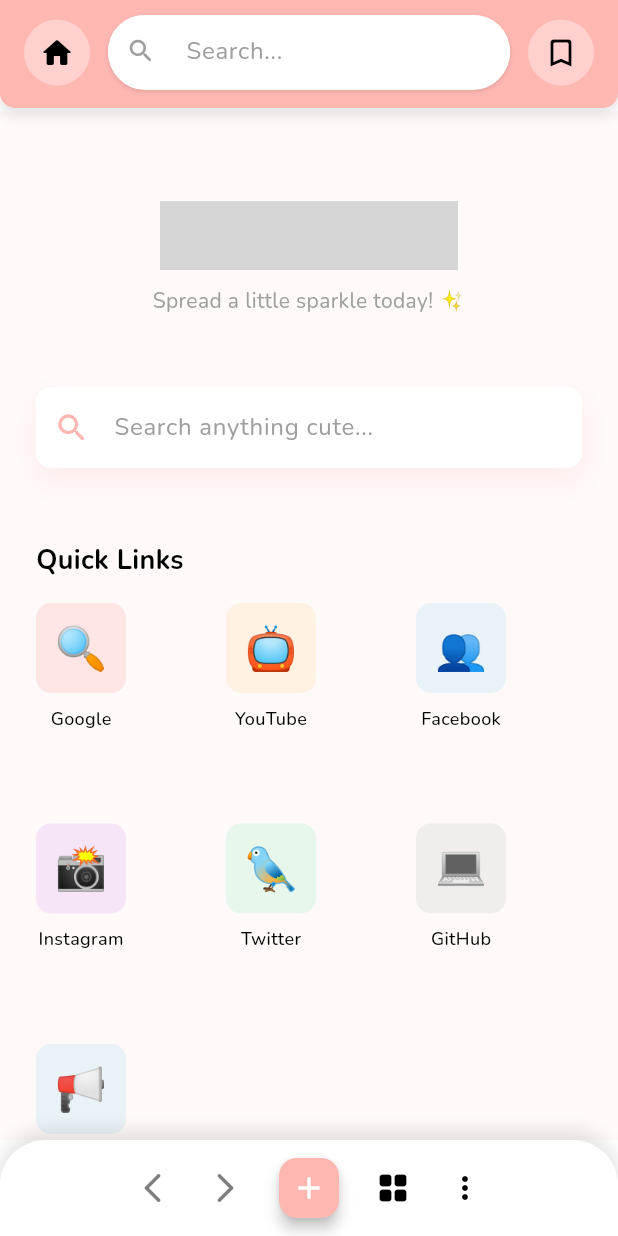
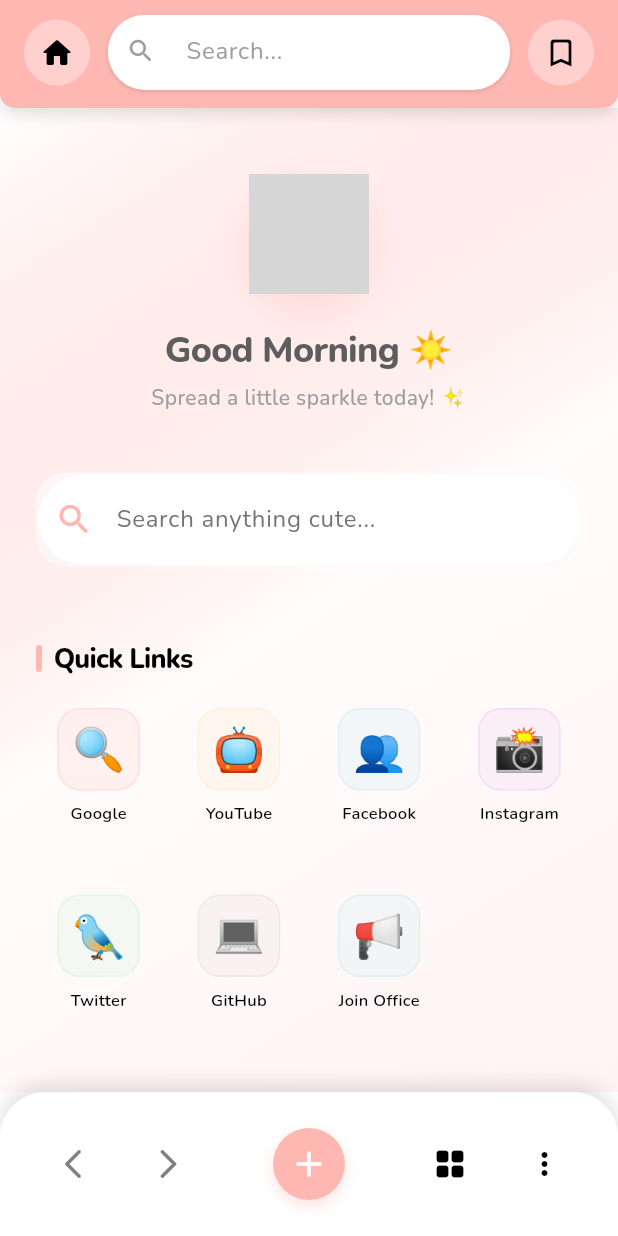
Before and after one commit to pozzra/Cute-Browser, a Flutter app: the screen it shows after launch, on a phone screen of 412 x 824 dp. Run offline on Flutter 3.47's test engine with Material 3 defaults, Android fonts, the phone set to English and light mode, and no system bars; our stand-ins replace dio, flutter_colorpicker, flutter_local_notifications, google_fonts, google_generative_ai, open_file and 6 more; missing offline and left inert: audio_session, flutter_background, webview_flutter_android; network calls fail; statements that could not run were skipped; grey boxes are pictures that could not be loaded.

```diff
--- a/lib/providers/browser_provider.dart
+++ b/lib/providers/browser_provider.dart
@@ -1,6 +1,7 @@
 import 'package:flutter/material.dart';
 import 'package:webview_flutter/webview_flutter.dart';
 import 'package:flutter/foundation.dart';
+import 'package:flutter/services.dart';
 import 'package:shared_preferences/shared_preferences.dart';
 import 'package:wakelock_plus/wakelock_plus.dart';
 import 'package:flutter_background/flutter_background.dart';
@@ -253,6 +254,16 @@ class BrowserTab {
       return "Title: $title\nURL: $currentUrl";
     }
   }
+
+  void dispose() {
+    try {
+      // Clear the underlying native webview to stop background play and free memory
+      controller.loadRequest(Uri.parse("about:blank"));
+      controller.clearCache();
+    } catch (e) {
+      debugPrint("Error disposing tab: $e");
+    }
+  }
 }
 
 class Bookmark {
@@ -311,6 +322,7 @@ class BrowserProvider extends ChangeNotifier with WidgetsBindingObserver {
   bool _isAppStarting = true;
   bool get isAppStarting => _isAppStarting;
 
+  final ValueNotifier<double> currentProgress = ValueNotifier(0);
   StreamSubscription<AudioInterruptionEvent>? _interruptionSubscription;
 
   List<BrowserTab> get tabs => _tabs;
@@ -344,6 +356,7 @@ class BrowserProvider extends ChangeNotifier with WidgetsBindingObserver {
     if (_isAppStarting && !isLoading) {
       _isAppStarting = false;
     }
+    currentProgress.value = _tabs.isEmpty ? 0 : currentTab.progress;
     _debounceSave();
     notifyListeners();
   }
@@ -427,6 +440,7 @@ class BrowserProvider extends ChangeNotifier with WidgetsBindingObserver {
   void closeTab(int index) {
     if (_tabs.length <= 1) return; // Don't close the last tab
 
+    _tabs[index].dispose();
     _tabs.removeAt(index);
 
     if (_currentIndex >= index) {
@@ -437,6 +451,9 @@ class BrowserProvider extends ChangeNotifier with WidgetsBindingObserver {
   }
 
   void closeAllTabs() {
+    for (var tab in _tabs) {
+      tab.dispose();
+    }
     _tabs.clear();
     // Always keep at least one tab
     _tabs.add(
@@ -704,6 +721,9 @@ class BrowserProvider extends ChangeNotifier with WidgetsBindingObserver {
       }
 
       // Swap list atomically to avoid empty state crashes
+      for (var tab in _tabs) {
+        tab.dispose();
+      }
       _tabs.clear();
       _tabs.addAll(newTabs);
       _currentIndex = savedIndex.clamp(0, _tabs.length - 1);
--- a/lib/screens/browser_home.dart
+++ b/lib/screens/browser_home.dart
@@ -87,13 +87,18 @@ class _BrowserHomeState extends State<BrowserHome> {
             ),
           Column(
             children: [
-              if (browserProvider.isLoading)
-                LinearProgressIndicator(
-                  value: browserProvider.progress,
-                  backgroundColor: Colors.transparent,
-                  color: browserProvider.themeColor,
-                  minHeight: 2,
-                ),
+              ValueListenableBuilder<double>(
+                valueListenable: browserProvider.currentProgress,
+                builder: (context, progress, child) {
+                  if (progress <= 0 || progress >= 1) return const SizedBox.shrink();
+                  return LinearProgressIndicator(
+                    value: progress,
+                    backgroundColor: Colors.white10,
+                    color: browserProvider.themeColor,
+                    minHeight: 2.5,
+                  );
+                },
+              ),
               Expanded(
                 child: ClipRRect(
                   borderRadius: const BorderRadius.only(
--- a/lib/widgets/bottom_controls.dart
+++ b/lib/widgets/bottom_controls.dart
@@ -1,4 +1,5 @@
 import 'package:flutter/material.dart';
+import 'package:flutter/services.dart';
 import 'package:provider/provider.dart';
 import '../providers/browser_provider.dart';
 import '../screens/tabs_screen.dart';
@@ -34,40 +35,39 @@ class BottomControls extends StatelessWidget {
             ),
           ],
         ),
-        child: FittedBox(
-          fit: BoxFit.scaleDown,
+        child: Padding(
+          padding: const EdgeInsets.symmetric(vertical: 4),
           child: Row(
-            mainAxisAlignment: MainAxisAlignment.spaceAround,
+            mainAxisAlignment: MainAxisAlignment.spaceEvenly,
             children: [
-              IconButton(
-                onPressed: browserProvider.canGoBack ? browserProvider.goBack : null,
-                icon: Icon(Icons.arrow_back_ios_rounded,
-                  color: browserProvider.canGoBack ? iconColor : secondaryIconColor),
+              _SmoothActionButton(
+                onTap: browserProvider.canGoBack ? browserProvider.goBack : null,
+                icon: Icons.arrow_back_ios_rounded,
+                color: browserProvider.canGoBack ? iconColor : secondaryIconColor,
               ),
-              IconButton(
-                onPressed: browserProvider.canGoForward ? browserProvider.goForward : null,
-                icon: Icon(Icons.arrow_forward_ios_rounded,
-                  color: browserProvider.canGoForward ? iconColor : secondaryIconColor),
+              _SmoothActionButton(
+                onTap: browserProvider.canGoForward ? browserProvider.goForward : null,
+                icon: Icons.arrow_forward_ios_rounded,
+                color: browserProvider.canGoForward ? iconColor : secondaryIconColor,
               ),
-              const SizedBox(width: 8),
-              FloatingActionButton(
-                onPressed: () {
-                  browserProvider.addTab();
-                },
-                backgroundColor: browserProvider.themeColor,
-                elevation: 4,
-                mini: true,
-                child: const Icon(Icons.add, color: Colors.white),
+              const SizedBox(width: 4),
+              _SmoothActionButton(
+                onTap: () => browserProvider.addTab(),
+                icon: Icons.add,
+                color: Colors.white,
+                isFab: true,
+                fabColor: browserProvider.themeColor,
               ),
-              const SizedBox(width: 8),
-              IconButton(
-                onPressed: () {
+              const SizedBox(width: 4),
+              _SmoothActionButton(
+                onTap: () {
                   Navigator.push(context, MaterialPageRoute(builder: (_) => const TabsScreen()));
                 },
-                icon: Icon(Icons.grid_view_rounded, color: iconColor),
+                icon: Icons.grid_view_rounded,
+                color: iconColor,
               ),
-              IconButton(
-                onPressed: () {
+              _SmoothActionButton(
+                onTap: () {
                    showModalBottomSheet(
                      context: context,
                      isScrollControlled: true,
@@ -75,7 +75,8 @@ class BottomControls extends StatelessWidget {
                      builder: (context) => const CuteMenuOverlay(),
                    );
                 },
-                icon: Icon(Icons.more_vert_rounded, color: iconColor),
+                icon: Icons.more_vert_rounded,
+                color: iconColor,
               ),
             ],
           ),
@@ -84,3 +85,85 @@ class BottomControls extends StatelessWidget {
     );
   }
 }
+
+class _SmoothActionButton extends StatefulWidget {
+  final VoidCallback? onTap;
+  final IconData icon;
+  final Color color;
+  final bool isFab;
+  final Color? fabColor;
+
+  const _SmoothActionButton({
+    required this.onTap,
+    required this.icon,
+    required this.color,
+    this.isFab = false,
+    this.fabColor,
+  });
+
+  @override
+  State<_SmoothActionButton> createState() => _SmoothActionButtonState();
+}
+
+class _SmoothActionButtonState extends State<_SmoothActionButton> {
+  double _scale = 1.0;
+
+  void _handleTapDown(TapDownDetails details) {
+    if (widget.onTap != null) {
+      setState(() => _scale = 0.85);
+      HapticFeedback.lightImpact();
+    }
+  }
+
+  void _handleTapUp(TapUpDetails details) {
+    if (widget.onTap != null) {
+      setState(() => _scale = 1.0);
+    }
+  }
+
+  void _handleTapCancel() {
+    if (widget.onTap != null) {
+      setState(() => _scale = 1.0);
+    }
+  }
+
+  @override
+  Widget build(BuildContext context) {
+    Widget iconWidget = Icon(widget.icon, color: widget.color, size: widget.isFab ? 28 : 24);
+
+    if (widget.isFab) {
+      iconWidget = Container(
+        width: 48,
+        height: 48,
+        decoration: BoxDecoration(
+          color: widget.fabColor,
+          shape: BoxShape.circle,
+          boxShadow: [
+            BoxShadow(
+              color: widget.fabColor!.withValues(alpha: 0.4),
+              blurRadius: 8,
+              offset: const Offset(0, 4),
+            ),
+          ],
+        ),
+        child: Center(child: iconWidget),
+      );
+    }
+
+    return GestureDetector(
+      onTapDown: _handleTapDown,
+      onTapUp: _handleTapUp,
+      onTapCancel: _handleTapCancel,
+      onTap: widget.onTap,
+      child: AnimatedScale(
+        scale: _scale,
+        duration: const Duration(milliseconds: 100),
+        curve: Curves.easeOut,
+        child: Padding(
+          padding: const EdgeInsets.all(12),
+          child: iconWidget,
+        ),
+      ),
+    );
+  }
+}
--- a/lib/widgets/home_dashboard.dart
+++ b/lib/widgets/home_dashboard.dart
@@ -1,4 +1,6 @@
 import 'package:flutter/material.dart';
+import 'package:flutter/services.dart';
+import 'dart:ui';
 import 'package:provider/provider.dart';
 import '../providers/browser_provider.dart';
 import '../theme/colors.dart';
@@ -64,41 +66,97 @@ class _HomeDashboardState extends State<HomeDashboard> {
     }
   }
 
+  String _getGreeting() {
+    final hour = DateTime.now().hour;
+    if (hour < 5) return "Good Night 🌙";
+    if (hour < 12) return "Good Morning ☀️";
+    if (hour < 17) return "Good Afternoon 🌤️";
+    if (hour < 21) return "Good Evening ✨";
+    return "Good Night 🌙";
+  }
+
   @override
   Widget build(BuildContext context) {
     final browserProvider = Provider.of<BrowserProvider>(context);
+    final theme = Theme.of(context);
+    final isDark = theme.brightness == Brightness.dark;
 
     return Container(
       width: double.infinity,
-      color: browserProvider.themeColor.withValues(alpha: 0.08),
+      decoration: BoxDecoration(
+        gradient: LinearGradient(
+          begin: Alignment.topLeft,
+          end: Alignment.bottomRight,
+          colors: isDark
+            ? [Colors.black, Colors.black87, browserProvider.themeColor.withValues(alpha: 0.1)]
+            : [Colors.white, browserProvider.themeColor.withValues(alpha: 0.05), browserProvider.themeColor.withValues(alpha: 0.15)],
+        ),
+      ),
+      child: SafeArea(
         child: SingleChildScrollView(
-        padding: const EdgeInsets.symmetric(horizontal: 24, vertical: 40),
+          padding: const EdgeInsets.symmetric(horizontal: 24, vertical: 20),
           child: Column(
             children: [
               const SizedBox(height: 20),
-            // Logo or Header
-            ClipRRect(
-              borderRadius: BorderRadius.circular(10),
+              // Logo or Header with Animation
+              TweenAnimationBuilder<double>(
+                tween: Tween<double>(begin: 0, end: 1),
+                duration: const Duration(milliseconds: 800),
+                builder: (context, value, child) {
+                  return Opacity(
+                    opacity: value,
+                    child: Transform.translate(
+                      offset: Offset(0, 20 * (1 - value)),
+                      child: child,
+                    ),
+                  );
+                },
+                child: Column(
+                  children: [
+                    Container(
+                      padding: const EdgeInsets.all(4),
+                      decoration: BoxDecoration(
+                        shape: BoxShape.circle,
+                        boxShadow: [
+                          BoxShadow(
+                            color: browserProvider.themeColor.withValues(alpha: 0.3),
+                            blurRadius: 20,
+                            offset: const Offset(0, 10),
+                          ),
+                        ],
+                      ),
+                      child: ClipRRect(
+                        borderRadius: BorderRadius.circular(20),
                         child: Image.asset(
                           'assets/image/logo.png',
-                height: 100,
-                width: 100,
+                          height: 80,
+                          width: 80,
                           fit: BoxFit.cover,
-                errorBuilder: (context, error, stackTrace) => Text(
-                  "CuteBrowser",
-                  style: TextStyle(
-                    fontSize: 32,
-                    fontWeight: FontWeight.bold,
-                    color: browserProvider.adaptiveTextColor == Colors.white
-                        ? Colors.white
-                        : browserProvider.themeColor,
-                    fontFamily: 'Outfit',
-                    letterSpacing: 1.2,
+                          errorBuilder: (context, error, stackTrace) => Container(
+                            height: 80,
+                            width: 80,
+                            decoration: BoxDecoration(
+                              color: browserProvider.themeColor.withValues(alpha: 0.2),
+                              borderRadius: BorderRadius.circular(20),
+                            ),
+                            child: Icon(Icons.auto_awesome, color: browserProvider.themeColor, size: 40),
                           ),
                         ),
                       ),
                     ),
-            const SizedBox(height: 10),
+                    const SizedBox(height: 16),
+                    Text(
+                      _getGreeting(),
+                      style: TextStyle(
+                        fontSize: 24,
+                        fontWeight: FontWeight.w800,
+                        color: browserProvider.adaptiveTextColor == Colors.white
+                            ? Colors.white
+                            : CuteColors.darkText,
+                        letterSpacing: -0.5,
+                      ),
+                    ),
+                    const SizedBox(height: 4),
                     Text(
                       "Spread a little sparkle today! ✨",
                       style: TextStyle(
@@ -106,20 +164,32 @@ class _HomeDashboardState extends State<HomeDashboard> {
                             ? Colors.white70
                             : CuteColors.lightText,
                         fontSize: 14,
+                        fontWeight: FontWeight.w500,
                       ),
                     ),
-            const SizedBox(height: 48),
+                  ],
+                ),
+              ),
+              const SizedBox(height: 40),
 
-            // Search Bar
-            Container(
+              // Glassmorphism Search Bar
+              ClipRRect(
+                borderRadius: BorderRadius.circular(20),
+                child: BackdropFilter(
+                  filter: ImageFilter.blur(sigmaX: 10, sigmaY: 10),
+                  child: Container(
                     decoration: BoxDecoration(
-                color: Colors.white,
-                borderRadius: BorderRadius.circular(10),
+                      color: isDark ? Colors.white.withValues(alpha: 0.05) : Colors.white.withValues(alpha: 0.6),
+                      borderRadius: BorderRadius.circular(20),
+                      border: Border.all(
+                        color: Colors.white.withValues(alpha: 0.2),
+                        width: 1.5,
+                      ),
                       boxShadow: [
                         BoxShadow(
-                    color: browserProvider.themeColor.withValues(alpha: 0.2),
-                    blurRadius: 15,
-                    offset: const Offset(0, 8),
+                          color: Colors.black.withValues(alpha: 0.05),
+                          blurRadius: 20,
+                          offset: const Offset(0, 10),
                         ),
                       ],
                     ),
@@ -128,101 +198,108 @@ class _HomeDashboardState extends State<HomeDashboard> {
                       onSubmitted: _onSearch,
                       decoration: InputDecoration(
                         hintText: "Search anything cute...",
+                        hintStyle: TextStyle(color: isDark ? Colors.white54 : Colors.grey[600]),
                         prefixIcon: Icon(
                           Icons.search_rounded,
                           color: browserProvider.themeColor,
+                          size: 26,
                         ),
-                  border: OutlineInputBorder(
-                    borderRadius: BorderRadius.circular(10),
-                    borderSide: BorderSide.none,
-                  ),
-                  enabledBorder: OutlineInputBorder(
-                    borderRadius: BorderRadius.circular(10),
-                    borderSide: BorderSide.none,
-                  ),
-                  focusedBorder: OutlineInputBorder(
-                    borderRadius: BorderRadius.circular(10),
-                    borderSide: BorderSide(
-                      color: browserProvider.themeColor.withValues(alpha: 0.5),
-                      width: 1.5,
+                        border: InputBorder.none,
+                        contentPadding: const EdgeInsets.symmetric(
+                          horizontal: 24,
+                          vertical: 18,
                         ),
                       ),
-                  contentPadding: const EdgeInsets.symmetric(
-                    horizontal: 24,
-                    vertical: 15,
                     ),
                   ),
                 ),
               ),
               const SizedBox(height: 48),
 
-            // Shortcuts Grid
+              // Shortcuts Grid with entry animation
               Align(
                 alignment: Alignment.centerLeft,
-              child: Text(
+                child: Row(
+                  children: [
+                    Container(
+                      width: 4,
+                      height: 18,
+                      decoration: BoxDecoration(
+                        color: browserProvider.themeColor,
+                        borderRadius: BorderRadius.circular(2),
+                      ),
+                    ),
+                    const SizedBox(width: 8),
+                    Text(
                       "Quick Links",
                       style: TextStyle(
                         fontSize: 18,
-                  fontWeight: FontWeight.bold,
+                        fontWeight: FontWeight.w800,
                         color: browserProvider.adaptiveTextColor,
+                        letterSpacing: -0.5,
+                      ),
+                    ),
+                  ],
+                ),
+              ),
+              const SizedBox(height: 20),
+              _buildStaggeredGrid(browserProvider),
+              const SizedBox(height: 40),
+            ],
           ),
         ),
       ),
-            const SizedBox(height: 16),
-            GridView.builder(
+    );
+  }
+
+  Widget _buildStaggeredGrid(BrowserProvider browserProvider) {
+    return GridView.builder(
       shrinkWrap: true,
       physics: const NeverScrollableScrollPhysics(),
       gridDelegate: const SliverGridDelegateWithFixedCrossAxisCount(
-                crossAxisCount: 3,
-                crossAxisSpacing: 16,
-                mainAxisSpacing: 24,
-                childAspectRatio: 0.9,
+        crossAxisCount: 4,
+        crossAxisSpacing: 10,
+        mainAxisSpacing: 20,
+        childAspectRatio: 0.8,
       ),
       itemCount: browserProvider.shortcuts.length,
       itemBuilder: (context, index) {
         final shortcut = browserProvider.shortcuts[index];
         final color = Color(int.parse(shortcut.color));
 
-                return GestureDetector(
-                  onTap: () => browserProvider.loadUrl(shortcut.url),
-                  onLongPress: () {
-                    showDialog(
-                      context: context,
-                      builder: (context) => AlertDialog(
-                        title: const Text("Remove Shortcut?"),
-                        content: Text(
-                          "Do you want to remove ${shortcut.name}?",
-                        ),
-                        actions: [
-                          TextButton(
-                            onPressed: () => Navigator.pop(context),
-                            child: const Text("Cancel"),
-                          ),
-                          TextButton(
-                            onPressed: () {
-                              browserProvider.removeShortcut(index);
-                              Navigator.pop(context);
-                            },
-                            child: const Text(
-                              "Remove",
-                              style: TextStyle(color: Colors.red),
-                            ),
-                          ),
-                        ],
+        return TweenAnimationBuilder<double>(
+          tween: Tween<double>(begin: 0, end: 1),
+          duration: Duration(milliseconds: 400 + (index * 100)),
+          builder: (context, value, child) {
+            return Transform.scale(
+              scale: value,
+              child: Opacity(
+                opacity: value,
+                child: child,
               ),
             );
           },
-                  child: Stack(
-                    clipBehavior: Clip.none,
-                    children: [
-                      Column(
+          child: GestureDetector(
+            onTap: () {
+              HapticFeedback.lightImpact();
+              browserProvider.loadUrl(shortcut.url);
+            },
+            onLongPress: () {
+              HapticFeedback.mediumImpact();
+              _showRemoveDialog(context, browserProvider, shortcut, index);
+            },
+            child: Column(
               children: [
                 Container(
-                            width: 60,
-                            height: 60,
+                  width: 55,
+                  height: 55,
                   decoration: BoxDecoration(
+                    color: color.withValues(alpha: 0.15),
+                    borderRadius: BorderRadius.circular(15),
+                    border: Border.all(
                       color: color.withValues(alpha: 0.3),
-                              borderRadius: BorderRadius.circular(10),
+                      width: 1,
+                    ),
                   ),
                   child: Center(
                     child: Text(
@@ -235,22 +312,44 @@ class _HomeDashboardState extends State<HomeDashboard> {
                 Text(
                   shortcut.name,
                   style: TextStyle(
-                              fontSize: 12,
+                    fontSize: 11,
                     color: browserProvider.adaptiveTextColor,
-                              fontWeight: FontWeight.w500,
+                    fontWeight: FontWeight.w600,
                   ),
                   maxLines: 1,
                   overflow: TextOverflow.ellipsis,
                 ),
               ],
             ),
-                    ],
           ),
         );
       },
+    );
+  }
+
+  void _showRemoveDialog(BuildContext context, BrowserProvider provider, dynamic shortcut, int index) {
+    showDialog(
+      context: context,
+      builder: (context) => AlertDialog(
+        shape: RoundedRectangleBorder(borderRadius: BorderRadius.circular(20)),
+        title: const Text("Remove Shortcut?"),
+        content: Text("Do you want to remove ${shortcut.name} from your quick links?"),
+        actions: [
+          TextButton(
+            onPressed: () => Navigator.pop(context),
+            child: const Text("Keep it"),
+          ),
+          TextButton(
+            onPressed: () {
+              provider.removeShortcut(index);
+              Navigator.pop(context);
+            },
+            child: const Text(
+              "Remove",
+              style: TextStyle(color: Colors.red, fontWeight: FontWeight.bold),
+            ),
           ),
         ],
-        ),
       ),
     );
   }
```
Lines whose indentation alone changed are shown as unchanged.
